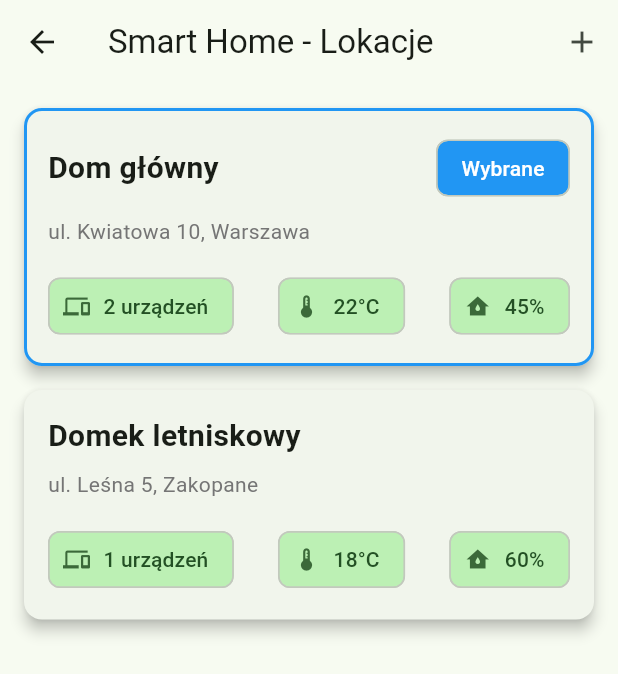
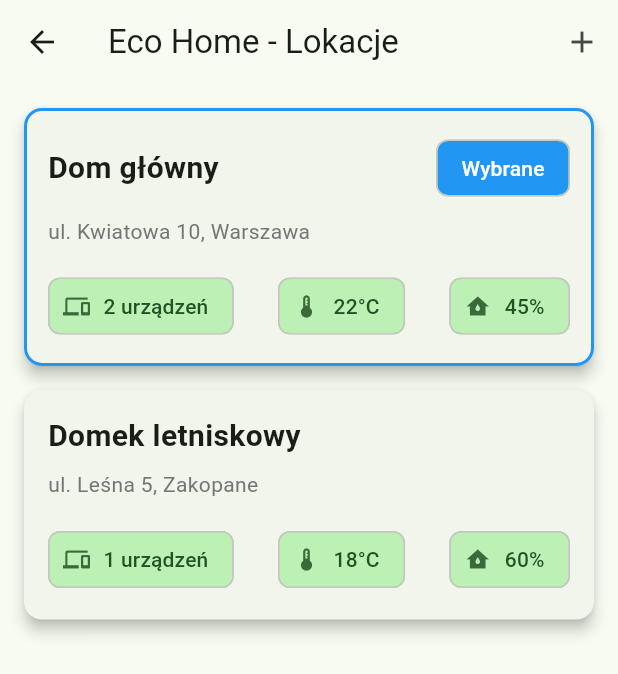
Before and after one commit to MinikPLayer/Kosciuszkon-2025, a Flutter app: the LocationSelectionPage screen opened directly, on a phone screen of 412 x 824 dp. Shown: the top 674 px of the screen. Run offline on Flutter 3.47's test engine with Material 3 defaults, Android fonts, the phone set to English and light mode, and no system bars; our stand-ins replace fl_chart, google_fonts.

Commit message:
Some text changes

```diff
--- a/frontend_calculator/lib/views/pages/home_page.dart
+++ b/frontend_calculator/lib/views/pages/home_page.dart
@@ -96,7 +96,7 @@ class HomePage extends StatelessWidget {
             ),
             _buildActionCard(
               icon: Icons.home,
-              title: 'Smart Home',
+              title: 'Eco Home',
               color: Colors.green.shade200,
               onTap: () => Navigator.push(context, MaterialPageRoute(builder: (context) => const LocationPage())),
             ),
--- a/frontend_calculator/lib/views/pages/location_page.dart
+++ b/frontend_calculator/lib/views/pages/location_page.dart
@@ -156,7 +156,7 @@ class _LocationSelectionPageState extends State<LocationSelectionPage> {
   Widget build(BuildContext context) {
     return Scaffold(
       appBar: AppBar(
-        title: Text('Smart Home - Lokacje'),
+        title: Text('Eco Home - Lokacje'),
         leading: buildBackButton(),
         actions: [IconButton(icon: Icon(Icons.add), onPressed: () {})],
       ),
```
